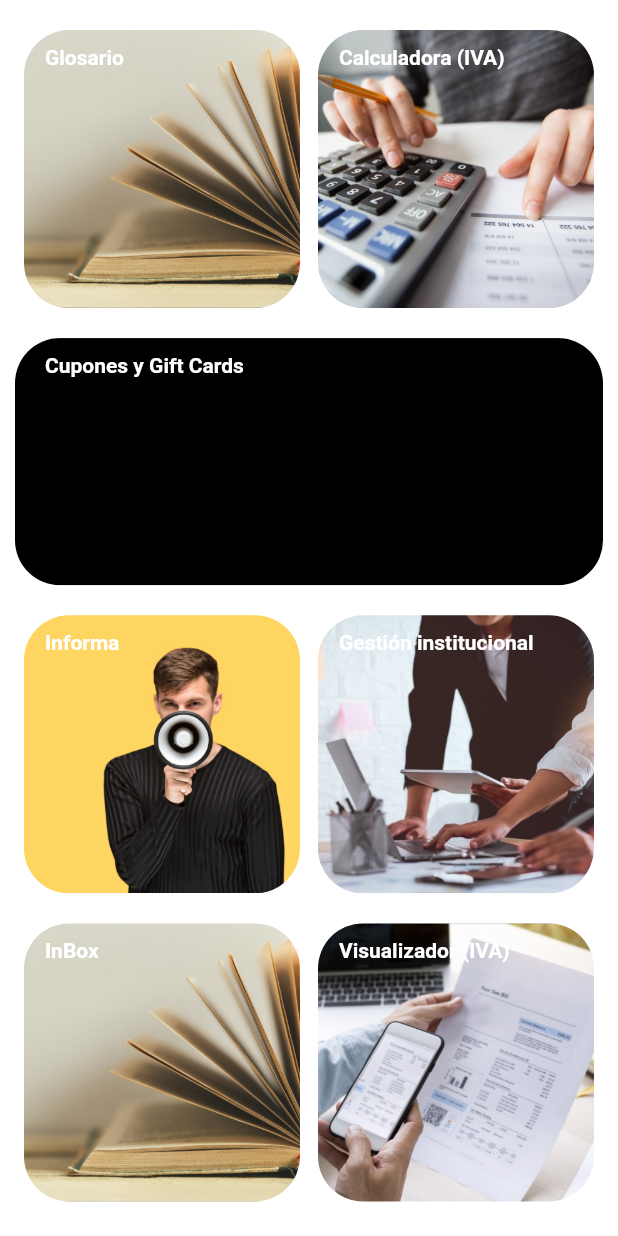
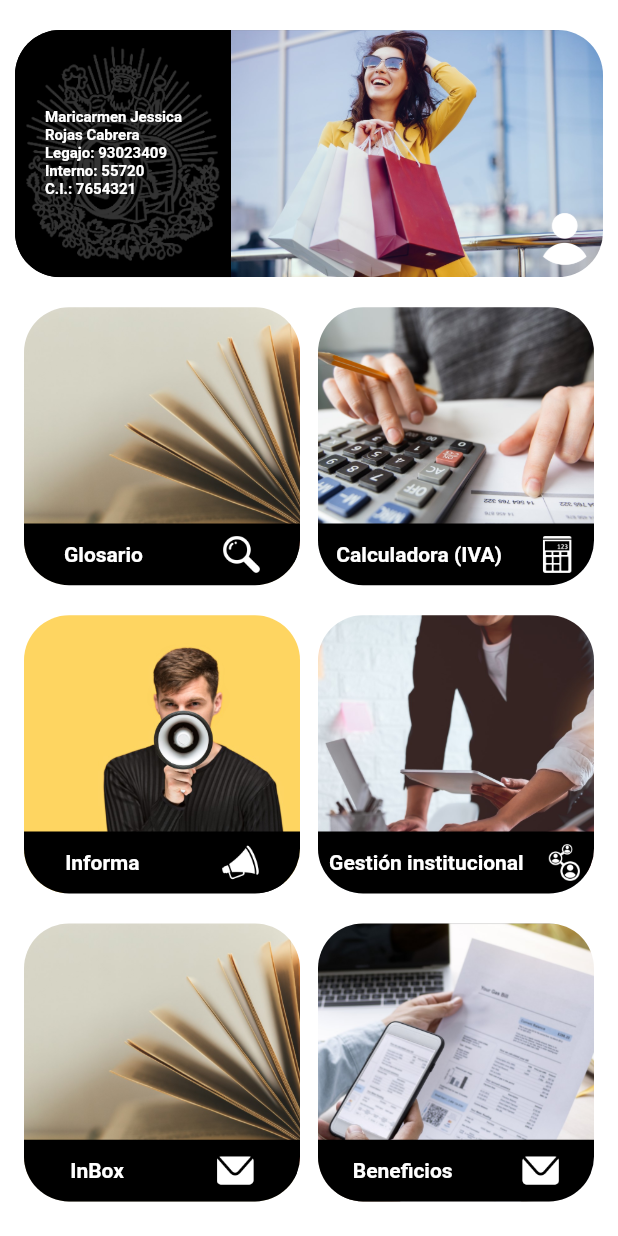
Before and after one commit to jockeer/cbn_app, a Flutter app: the HomeScreen screen opened by its route, on a phone screen of 412 x 824 dp. Run offline on Flutter 3.47's test engine with Material 2 defaults, Android fonts, the phone set to English and light mode, and no system bars; our stand-ins replace carousel_slider, image_picker, shared_preferences; accounts and stored records are empty.

Commit message:
se modifico el diseno del menu principal

```diff
--- a/lib/screens/home_screen.dart
+++ b/lib/screens/home_screen.dart
@@ -1,3 +1,5 @@
+import 'dart:ui';
+
 import 'package:cbn/utils/preferencias_usuario.dart';
 import 'package:flutter/material.dart';
 
@@ -22,48 +24,28 @@ class _Menu extends StatelessWidget {
 
   @override
   Widget build(BuildContext context) {
-    final size = MediaQuery.of(context).size;
+
     return Column(
       children: [
-        Row(
-          children: [
-            Expanded(child: _MenuItem(titulo: 'Glosario', ruta: 'perfil', img:'glosario.jpg')),
-            Expanded(child: _MenuItem(titulo: 'Calculadora (IVA)', ruta: 'cupon_gifcard', img:'iva.jpg')),
-          ],
-        ),
-
         SizedBox(height: 10,),
-        GestureDetector(
-          onTap: (){Navigator.pushNamed(context, 'cupon_gifcard');},
-          child: ClipRRect(
-            borderRadius: BorderRadius.circular(30),
-            child: Stack(
-              children: [
-                Container(
-                height: size.width*0.4,
-                color: Colors.black,
-                ),
-                Positioned(
-                  top: 10,
-                  left: 20,
-                  right: 20,
-                  child: Text('Cupones y Gift Cards', style: TextStyle(fontWeight: FontWeight.bold, color: Colors.white),)
-                )
-              ],
-            ),
-          ),
-        ),
+        _Perfil(),
         SizedBox(height: 10,),
         Row(
           children: [
-            Expanded(child: _MenuItem(titulo: 'Informa', ruta: 'informa', img:'informa.jpg')),
-            Expanded(child: _MenuItem(titulo: 'Gestión institucional', ruta: 'cupon_gifcard', img:'gestion.jpg')),
+            Expanded(child: _MenuItem(titulo: 'Glosario', ruta: 'perfil', img:'glosario.jpg', icon: 'lupa.png',)),
+            Expanded(child: _MenuItem(titulo: 'Calculadora (IVA)', ruta: 'cupon_gifcard', img:'iva.jpg', icon: 'calculadora.png',)),
           ],
         ),
         Row(
           children: [
-            Expanded(child: _MenuItem(titulo: 'InBox', ruta: 'cupon_gifcard', img:'glosario.jpg')),
-            Expanded(child: _MenuItem(titulo: 'Visualizador (IVA)', ruta: 'cupon_gifcard', img:'visualizador.jpg')),
+            Expanded(child: _MenuItem(titulo: 'Informa', ruta: 'informa', img:'informa.jpg', icon: 'megafono.png',)),
+            Expanded(child: _MenuItem(titulo: 'Gestión institucional', ruta: 'cupon_gifcard', img:'gestion.jpg', icon: 'gestion.png',)),
+          ],
+        ),
+        Row(
+          children: [
+            Expanded(child: _MenuItem(titulo: 'InBox', ruta: 'cupon_gifcard', img:'glosario.jpg', icon: 'inbo.png',)),
+            Expanded(child: _MenuItem(titulo: 'Beneficios', ruta: 'cupon_gifcard', img:'visualizador.jpg', icon: 'inbo.png',)),
           ],
         ),
       ],
@@ -71,13 +53,69 @@ class _Menu extends StatelessWidget {
   }
 }
 
+class _Perfil extends StatelessWidget {
+
+  @override
+  Widget build(BuildContext context) {
+    final size = MediaQuery.of(context).size;
+    return GestureDetector(
+      onTap: (){Navigator.pushNamed(context, 'perfil');},
+      child: ClipRRect(
+        borderRadius: BorderRadius.circular(30),
+        child: Container(
+          width: size.width,
+          height: size.width*0.40,
+          child: Row(
+            children: [
+              Container(
+                width: size.width*0.35,
+                height: double.infinity,
+                decoration: BoxDecoration(
+                  color: Colors.black,
+                  image: DecorationImage(image: AssetImage('assets/fondos/Group 21.png'), fit: BoxFit.cover)
+                ),
+                child: Padding(
+                  padding: EdgeInsets.symmetric(horizontal: 20.0),
+                  child: Column(
+                    mainAxisAlignment: MainAxisAlignment.center,
+                    crossAxisAlignment: CrossAxisAlignment.start,
+                    children: [
+                      Text('Maricarmen Jessica Rojas Cabrera', style: TextStyle(color: Colors.white,fontSize: 10,fontWeight: FontWeight.bold),  ),
+                      Text('Legajo: 93023409', style: TextStyle(color: Colors.white,fontSize: 10,fontWeight: FontWeight.bold),  ),
+                      Text('Interno: 55720', style: TextStyle(color: Colors.white,fontSize: 10,fontWeight: FontWeight.bold),  ),
+                      Text('C.I.: 7654321', style: TextStyle(color: Colors.white,fontSize: 10,fontWeight: FontWeight.bold),  ),
+                    ],
+                  ),
+                ),
+              ),
+              Expanded(
+                child: Container(
+                  alignment: Alignment.bottomRight,
+                  height: double.infinity,
+                  decoration: BoxDecoration(
+                    image: DecorationImage(image: AssetImage('assets/icons/girl.jpg'), fit: BoxFit.cover)
+                  ),
+                  child: Padding(
+                    padding: EdgeInsets.all(8.0),
+                    child: Image.asset('assets/icons/user.png', width: 35),
+                  ),
+                ),
+              )
+            ],
+          ),
+        )
+      ),
+    );
+  }
+}
+
 class _MenuItem extends StatelessWidget {
 
-  final String titulo, ruta, img;
+  final String titulo, ruta, img, icon;
 
   final prefs = PreferenciasUsuario();
 
-  _MenuItem({required this.titulo,required this.ruta, required this.img});
+  _MenuItem({required this.titulo,required this.ruta, required this.img, required this.icon});
 
   @override
   Widget build(BuildContext context) {
@@ -91,20 +129,32 @@ class _MenuItem extends StatelessWidget {
               Navigator.pushNamed(context, this.ruta);
             },
             child: Container(
+              alignment: Alignment.bottomLeft,
                 margin: EdgeInsets.symmetric( vertical: 10, horizontal: 6),
                 height: size.width * 0.45,
                 decoration: BoxDecoration(
                   image: DecorationImage(image: AssetImage('assets/img/$img'), fit: BoxFit.cover),
                   borderRadius: BorderRadius.circular(30)
                 ),
+                child: Container(
+                  height: size.width*0.1,
+                  width: double.infinity,
+                  decoration: BoxDecoration(
+                    color: Colors.black,
+                    borderRadius: BorderRadius.only(bottomLeft: Radius.circular(30), bottomRight: Radius.circular(30))
+                  ),
+                  alignment: Alignment.centerLeft,
+                  child: Row(
+                    mainAxisAlignment: MainAxisAlignment.spaceAround,
+                    children: [
+                      Text(this.titulo,style: TextStyle(fontWeight: FontWeight.bold, color: Colors.white), maxLines: 2,),
+                      Image(image: AssetImage('assets/icons/$icon'), width: size.width*0.06,)
+                    ],
+                  )
+
+                ),
             ),
           ),
-        ),
-        Positioned(
-          top: 20,
-          left: 20,
-          right: 20,
-          child: Text(this.titulo, style: TextStyle(fontWeight: FontWeight.bold, color: Colors.white),)
         ),
         (this.titulo == 'InBox')
         ? (this.prefs.inbox != 0)
--- a/lib/screens/perfil_screen.dart
+++ b/lib/screens/perfil_screen.dart
@@ -1,5 +1,4 @@
 import 'package:cbn/utils/constantes.dart';
-import 'package:cbn/widgets/appbar.dart';
 import 'package:flutter/material.dart';
 
 class PerfilScreen extends StatelessWidget {
@@ -7,7 +6,15 @@ class PerfilScreen extends StatelessWidget {
   @override
   Widget build(BuildContext context) {
     return Scaffold(
-      appBar: appBarWidget(titulo: 'Perfil de usuario', centrado: true),
+      appBar: AppBar(
+      centerTitle: true,
+      title: Text('Perfil de usuario', style: TextStyle(color: Colors.white),),
+      backgroundColor: Colors.black,
+      iconTheme: IconThemeData(color: Colors.white),
+      actions: [
+        IconButton(onPressed: (){}, icon: Icon(Icons.edit))
+      ],
+    ),
       body: SafeArea(
         child: ListView(
           children: [
```
Also changed, not shown: lib/utils/preferencias_usuario.dart (+0 -8 lines), assets/fondos/Group 21.png (added), assets/fondos/fondo2.png, assets/fondos/fondo3.png, assets/icons/calculadora.png (added), assets/icons/gestion.png (added), assets/icons/girl.jpg (added), assets/icons/iconBeneficios.png (deleted), assets/icons/iconImpuestos.png (deleted), assets/icons/iconInformaciones.png (deleted), assets/icons/iconNoticia.png (deleted), assets/icons/iconVacaciones.png (deleted), assets/icons/inbo.png (added), assets/icons/logoBlancoCBN.png (deleted), 3 more files.
